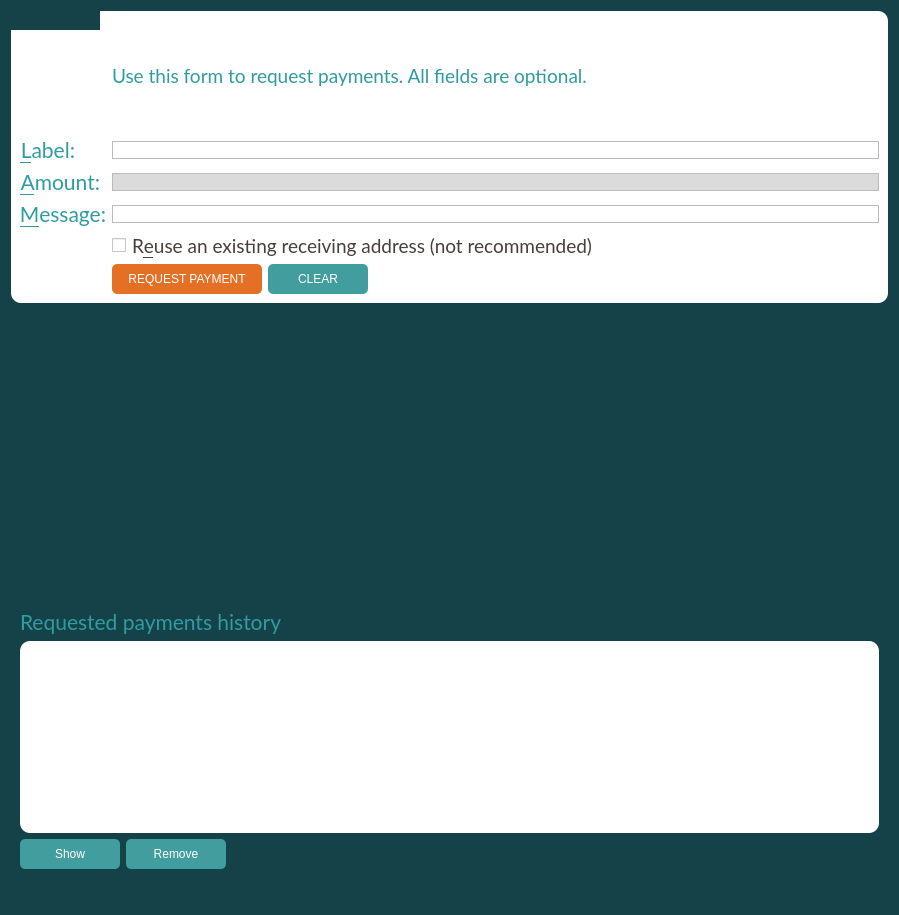
ZiftrCOIN/ziftrcoin, file src/qt/forms/receivecoinsdialog.ui: the form before one commit.
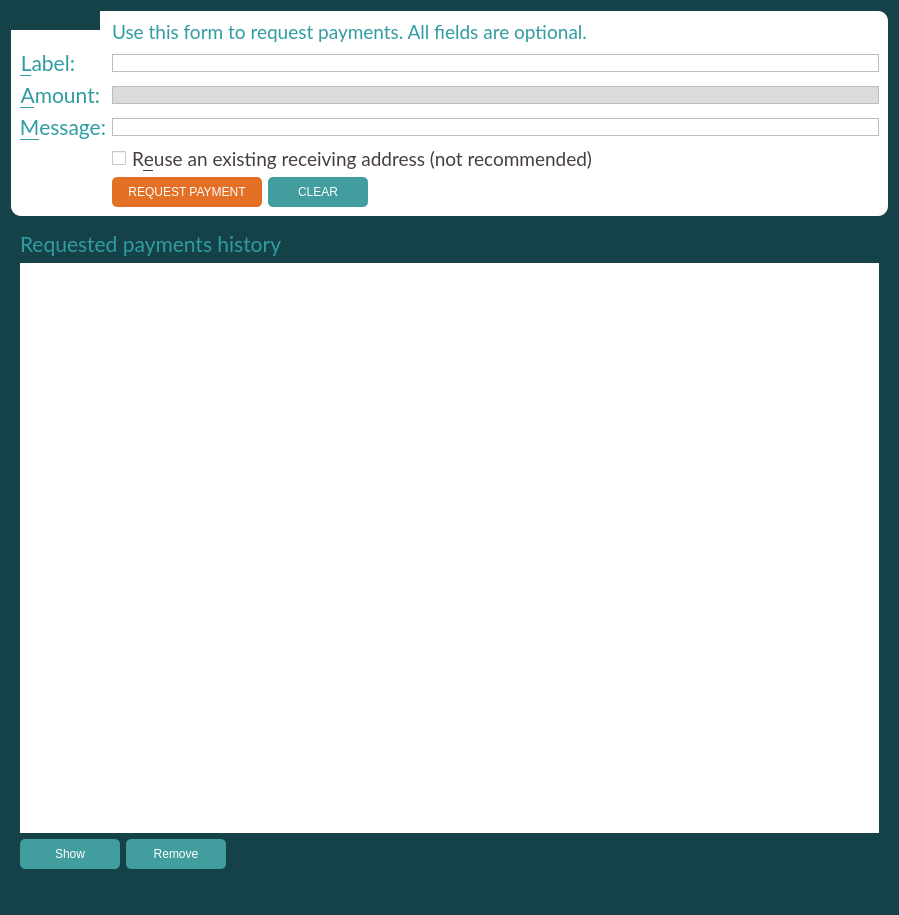
The form after the commit. Icons and pictures are not drawn. Custom widgets are drawn as their Qt base class.

Diff of the .ui file:
```diff
--- a/src/qt/forms/receivecoinsdialog.ui
+++ b/src/qt/forms/receivecoinsdialog.ui
@@ -13,11 +13,11 @@
   <property name="styleSheet">
    <string notr="true">background: #144248;</string>
   </property>
-  <layout class="QVBoxLayout" name="verticalLayout" stretch="0,0,0">
+  <layout class="QVBoxLayout" name="verticalLayout" stretch="0,0">
    <item>
     <widget class="QFrame" name="frame2">
      <property name="sizePolicy">
-      <sizepolicy hsizetype="Preferred" vsizetype="Expanding">
+      <sizepolicy hsizetype="Preferred" vsizetype="Fixed">
        <horstretch>0</horstretch>
        <verstretch>0</verstretch>
       </sizepolicy>
@@ -268,19 +268,6 @@
      </layout>
     </widget>
    </item>
-   <item>
-    <spacer name="verticalSpacer">
-     <property name="orientation">
-      <enum>Qt::Vertical</enum>
-     </property>
-     <property name="sizeHint" stdset="0">
-      <size>
-       <width>20</width>
-       <height>40</height>
-      </size>
-     </property>
-    </spacer>
-   </item>
    <item>
     <widget class="QFrame" name="frame">
      <property name="sizePolicy">
@@ -327,7 +314,7 @@
              <enum>Qt::CustomContextMenu</enum>
             </property>
             <property name="styleSheet">
-             <string notr="true">background: #fff; border-radius: 10px;</string>
+             <string notr="true">background: #fff</string>
             </property>
             <property name="tabKeyNavigation">
              <bool>false</bool>
```
